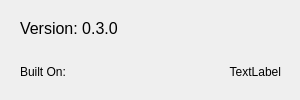
Qt form Source/View/Dialogs/aboutDialog.ui (TimSevereijns/D-Viz) before a commit.
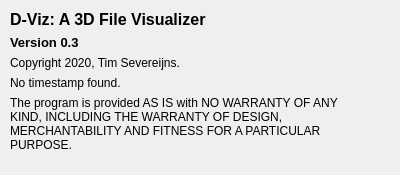
The same form after that commit.

Commit message:
Revamped the About Dialog
+ Might still want to add a large icon to the dialog to spruce it up a bit.

```diff
--- a/Source/View/Dialogs/aboutDialog.ui
+++ b/Source/View/Dialogs/aboutDialog.ui
@@ -6,25 +6,52 @@
    <rect>
     <x>0</x>
     <y>0</y>
-    <width>300</width>
-    <height>100</height>
+    <width>400</width>
+    <height>175</height>
    </rect>
   </property>
+  <property name="sizePolicy">
+   <sizepolicy hsizetype="Fixed" vsizetype="Fixed">
+    <horstretch>0</horstretch>
+    <verstretch>0</verstretch>
+   </sizepolicy>
+  </property>
+  <property name="minimumSize">
+   <size>
+    <width>400</width>
+    <height>175</height>
+   </size>
+  </property>
+  <property name="maximumSize">
+   <size>
+    <width>400</width>
+    <height>175</height>
+   </size>
+  </property>
   <property name="windowTitle">
    <string>About D-Viz</string>
   </property>
   <widget class="QWidget" name="verticalLayoutWidget">
    <property name="geometry">
     <rect>
-     <x>20</x>
+     <x>10</x>
      <y>10</y>
-     <width>261</width>
-     <height>80</height>
+     <width>381</width>
+     <height>151</height>
     </rect>
    </property>
    <layout class="QVBoxLayout" name="verticalLayout">
     <item>
-     <widget class="QLabel" name="headerLabel">
+     <widget class="QLabel" name="title">
+      <property name="enabled">
+       <bool>true</bool>
+      </property>
+      <property name="maximumSize">
+       <size>
+        <width>16777215</width>
+        <height>24</height>
+       </size>
+      </property>
       <property name="font">
        <font>
         <family>Segoe UI</family>
@@ -32,30 +59,62 @@
        </font>
       </property>
       <property name="text">
-       <string>Version: 0.3.0</string>
+       <string>&lt;html&gt;&lt;head/&gt;&lt;body&gt;&lt;p&gt;&lt;span style=&quot; font-weight:600;&quot;&gt;D-Viz: A 3D File Visualizer&lt;/span&gt;&lt;/p&gt;&lt;/body&gt;&lt;/html&gt;</string>
       </property>
      </widget>
     </item>
     <item>
-     <layout class="QHBoxLayout" name="horizontalLayout">
-      <item>
-       <widget class="QLabel" name="builtOnLabel">
-        <property name="text">
-         <string>Built On: </string>
-        </property>
-       </widget>
-      </item>
-      <item>
-       <widget class="QLabel" name="timeStampLabel">
-        <property name="text">
-         <string>TextLabel</string>
-        </property>
-        <property name="alignment">
-         <set>Qt::AlignRight|Qt::AlignTrailing|Qt::AlignVCenter</set>
-        </property>
-       </widget>
-      </item>
-     </layout>
+     <widget class="QLabel" name="label">
+      <property name="text">
+       <string>&lt;html&gt;&lt;head/&gt;&lt;body&gt;&lt;p&gt;&lt;span style=&quot; font-size:10pt; font-weight:600;&quot;&gt;Version 0.3&lt;/span&gt;&lt;/p&gt;&lt;/body&gt;&lt;/html&gt;</string>
+      </property>
+     </widget>
+    </item>
+    <item>
+     <widget class="QLabel" name="copyright">
+      <property name="text">
+       <string>Copyright 2020, Tim Severeijns.</string>
+      </property>
+     </widget>
+    </item>
+    <item>
+     <widget class="QLabel" name="timestamp">
+      <property name="text">
+       <string>No timestamp found.</string>
+      </property>
+     </widget>
+    </item>
+    <item>
+     <widget class="QLabel" name="warranty">
+      <property name="maximumSize">
+       <size>
+        <width>360</width>
+        <height>16777215</height>
+       </size>
+      </property>
+      <property name="text">
+       <string>The program is provided AS IS with NO WARRANTY OF ANY KIND, INCLUDING THE WARRANTY OF DESIGN, MERCHANTABILITY AND FITNESS FOR A PARTICULAR PURPOSE.</string>
+      </property>
+      <property name="wordWrap">
+       <bool>true</bool>
+      </property>
+     </widget>
+    </item>
+    <item>
+     <spacer name="verticalSpacer">
+      <property name="orientation">
+       <enum>Qt::Vertical</enum>
+      </property>
+      <property name="sizeHint" stdset="0">
+       <size>
+        <width>20</width>
+        <height>40</height>
+       </size>
+      </property>
+     </spacer>
+    </item>
+    <item>
+     <layout class="QHBoxLayout" name="horizontalLayout"/>
     </item>
    </layout>
   </widget>
```
The commit also changes 1 other file.
